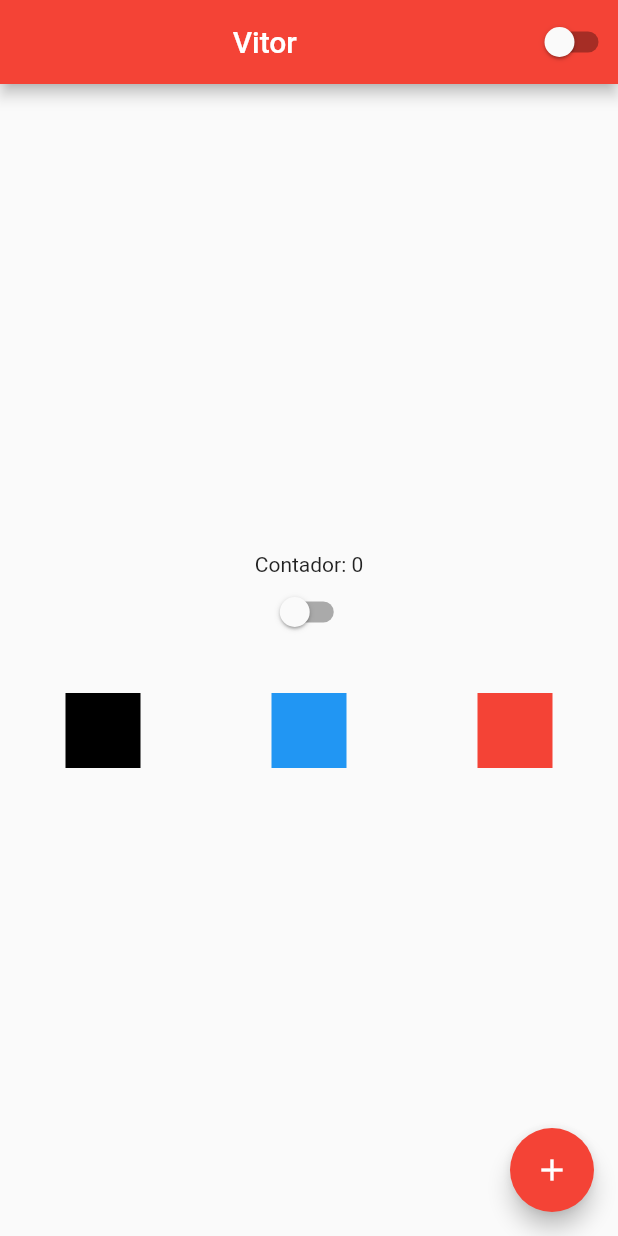
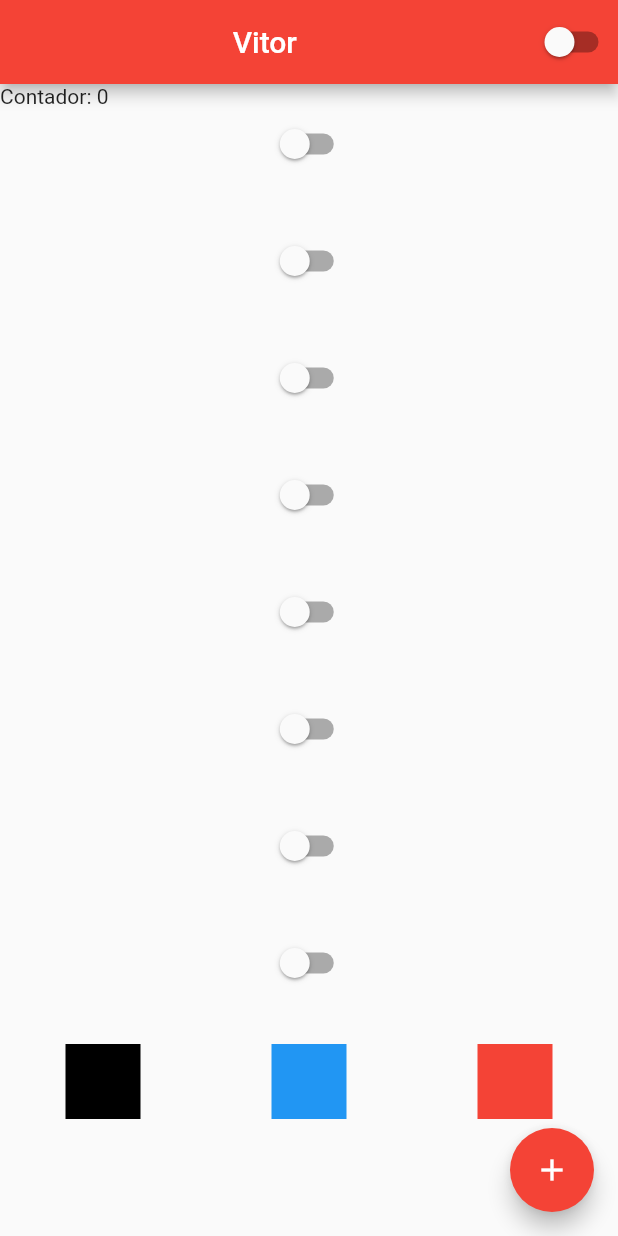
Before and after one commit to vitor2233/curso-flutter, a Flutter app: the screen it shows after launch, on a phone screen of 412 x 824 dp. Run offline on Flutter 3.47's test engine with Material 2 defaults, Android fonts, the phone set to English and light mode, and no system bars.

Commit message:
#16 - Listview

```diff
--- a/olaMundo/lib/home_page.dart
+++ b/olaMundo/lib/home_page.dart
@@ -21,10 +21,38 @@ class HomePageState extends State<HomePage> {
       body: Container(
         width: double.infinity,
         height: double.infinity,
-        child: Column(
-          mainAxisAlignment: MainAxisAlignment.center,
+        child: ListView(
+          //mainAxisAlignment: MainAxisAlignment.center,
           children: [
             Text('Contador: $counter'),
+            CustomSwitch(),
+            Container(
+              height: 30,
+            ),
+            CustomSwitch(),
+            Container(
+              height: 30,
+            ),
+            CustomSwitch(),
+            Container(
+              height: 30,
+            ),
+            CustomSwitch(),
+            Container(
+              height: 30,
+            ),
+            CustomSwitch(),
+            Container(
+              height: 30,
+            ),
+            CustomSwitch(),
+            Container(
+              height: 30,
+            ),
+            CustomSwitch(),
+            Container(
+              height: 30,
+            ),
             CustomSwitch(),
             Container(
               height: 30,
```
